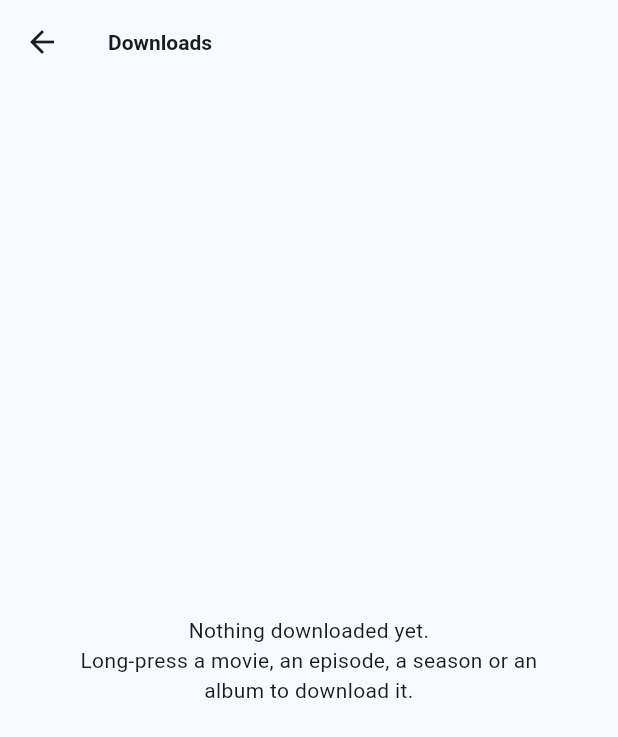
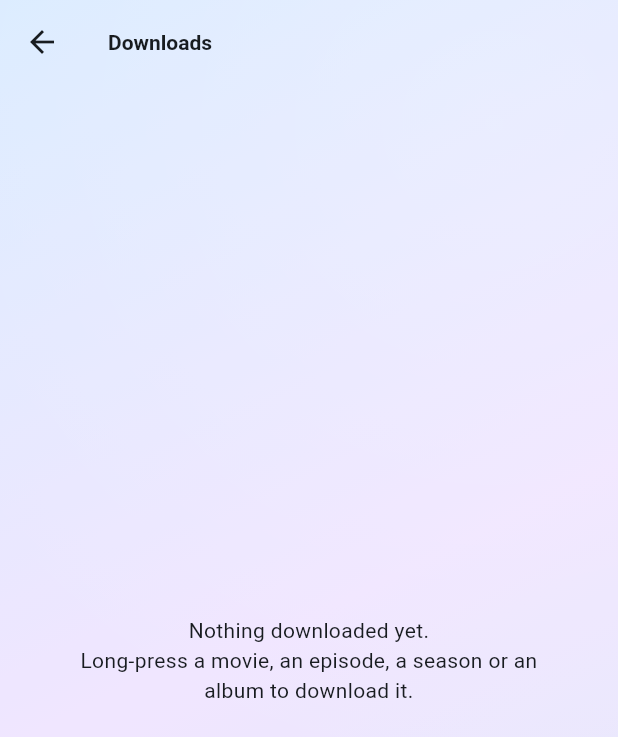
Before and after one commit to 3dengineering01-star/Homeplayer, a Flutter app: the screen it shows after launch, after a tap on "Downloads", on a phone screen of 412 x 824 dp. Shown: the top 737 px of the screen. Run offline on Flutter 3.47's test engine with Material 3 defaults, Android fonts, the phone set to English and light mode, and no system bars; drawn by our look-alikes of dynamic_color; our stand-ins replace audio_service, connectivity_plus, device_info_plus, flutter_secure_storage, image_picker, package_info_plus and 1 more; missing offline and left inert: audio_session, background_downloader, media_kit, media_kit_video, photo_manager, screen_brightness and 2 more; accounts and stored records are empty; statements that could not run were skipped.

Commit message:
Оформление «жидкое стекло», как на iPhone
Новый стиль, включён по умолчанию (Настройки → Appearance → Liquid glass):
- позади экранов цветной фон (вместо сплошного — смесь цветов темы), его
  видно сильнее;
- карточки серверов, плитки библиотек и мини-плеер — матовое стекло
  (GlassPane): размытие того, что под ними, лёгкий оттенок, светлая кайма и
  блик сверху; размытие одно на все стёкла экрана (BackdropGroup);
- остальные карточки, чипы, меню, диалоги и кнопки-переключатели
  полупрозрачные с каймой, углы круглее.
Переключатель возвращает прежний вид. Версия 0.3.8 (2012).

Co-Authored-By: Claude Opus 5.5 <noreply@anthropic.com>
Claude-Session: https://claude.ai/code/session_01BShorsEi6z16Eonafx9wvG

```diff
--- a/app/lib/main.dart
+++ b/app/lib/main.dart
@@ -73,11 +73,14 @@ class HomeplayApp extends StatelessWidget {
             // the light theme.
             builder: (context, child) => AppBackdrop(
               look: look,
-              child: Column(children: [
-                Expanded(child: child!),
-                MiniPlayer(
-                    onOpen: () => navigatorKey.currentState?.push(MaterialPageRoute(builder: (_) => const PlayerScreen()))),
-              ]),
+              // One blur of the background for all glass panes on screen (see GlassPane).
+              child: BackdropGroup(
+                child: Column(children: [
+                  Expanded(child: child!),
+                  MiniPlayer(
+                      onOpen: () => navigatorKey.currentState?.push(MaterialPageRoute(builder: (_) => const PlayerScreen()))),
+                ]),
+              ),
             ),
             home: const AccountsScreen(),
           );
--- a/app/lib/services/appearance.dart
+++ b/app/lib/services/appearance.dart
@@ -85,6 +85,7 @@ class Appearance {
     this.show = 0.45,
     this.blur = false,
     this.libraries = LibraryLayout.tiles,
+    this.glass = true,
   });
 
   final ThemeBrightness brightness;
@@ -102,11 +103,20 @@ class Appearance {
 
   final LibraryLayout libraries;
 
+  /// Liquid glass: cards, panels and the mini player as frosted, see-through glass over a
+  /// colourful background, like Apple's Liquid Glass.
+  final bool glass;
+
+  /// The background actually shown: glass needs colours behind it, so with glass the plain
+  /// background is the theme's blend.
+  Backdrop get shown => glass && backdrop == Backdrop.plain ? Backdrop.theme : backdrop;
+
   /// Whether the screens let a background through instead of painting the theme's colour.
-  bool get seeThrough => backdrop != Backdrop.plain && (backdrop != Backdrop.picture || picture != null);
+  bool get seeThrough => shown != Backdrop.plain && (shown != Backdrop.picture || picture != null);
 
-  /// The theme's colour laid over the background: the less [show], the more of it.
-  double get veil => seeThrough ? 1 - show.clamp(0.1, 1.0) : 1;
+  /// The theme's colour laid over the background: the less [show], the more of it. Glass lets
+  /// more of the background through, its panels keep text readable.
+  double get veil => seeThrough ? (1 - show.clamp(0.1, 1.0)) * (glass ? 0.6 : 1) : 1;
 
   Appearance copyWith({
     ThemeBrightness? brightness,
@@ -116,6 +126,7 @@ class Appearance {
     double? show,
     bool? blur,
     LibraryLayout? libraries,
+    bool? glass,
   }) =>
       Appearance(
         brightness: brightness ?? this.brightness,
@@ -125,6 +136,7 @@ class Appearance {
         show: show ?? this.show,
         blur: blur ?? this.blur,
         libraries: libraries ?? this.libraries,
+        glass: glass ?? this.glass,
       );
 
   static const _brightnessKey = 'theme_brightness';
@@ -134,6 +146,7 @@ class Appearance {
   static const _showKey = 'backdrop_show';
   static const _blurKey = 'backdrop_blur';
   static const _librariesKey = 'home_libraries';
+  static const _glassKey = 'theme_glass';
 
   Map<String, String> toPrefs() => {
         _brightnessKey: brightness.name,
@@ -143,6 +156,7 @@ class Appearance {
         _showKey: show.toStringAsFixed(2),
         _blurKey: '$blur',
         _librariesKey: libraries.name,
+        _glassKey: '$glass',
       };
 
   static Appearance fromPrefs(Object? Function(String key) read) {
@@ -155,6 +169,8 @@ class Appearance {
       show: (double.tryParse('${read(_showKey)}') ?? 0.45).clamp(0.1, 1.0),
       blur: read(_blurKey) == 'true',
       libraries: LibraryLayout.values.firstWhere((l) => l.name == read(_librariesKey), orElse: () => LibraryLayout.tiles),
+      // Glass from the start, also for those who chose their look before glass came.
+      glass: read(_glassKey) != 'false',
     );
   }
 
@@ -177,22 +193,72 @@ class Appearance {
         surfaceContainerHighest: const Color(0xFF222222),
       );
     }
-    return buildTheme(scheme, seeThrough: seeThrough);
+    return buildTheme(scheme, seeThrough: seeThrough, glass: glass);
   }
+}
+
+/// The glass of the theme: whether panels are glass, and its tint, edge and shine. Widgets that
+/// draw glass themselves ([GlassPane]) take it from here.
+@immutable
+class GlassLook extends ThemeExtension<GlassLook> {
+  const GlassLook({required this.on, required this.tint, required this.edge, required this.shine});
+
+  /// For [scheme]: light glass is milky, dark glass smoky.
+  factory GlassLook.of(ColorScheme scheme, {required bool on}) {
+    final dark = scheme.brightness == Brightness.dark;
+    return GlassLook(
+      on: on,
+      tint: dark ? scheme.surfaceContainer.withValues(alpha: 0.42) : scheme.surface.withValues(alpha: 0.45),
+      edge: Colors.white.withValues(alpha: dark ? 0.16 : 0.6),
+      shine: Colors.white.withValues(alpha: dark ? 0.10 : 0.32),
+    );
+  }
+
+  static const _off = GlassLook(on: false, tint: Colors.transparent, edge: Colors.transparent, shine: Colors.transparent);
+
+  /// The glass of the current theme; no glass where the theme has none.
+  static GlassLook from(BuildContext context) => Theme.of(context).extension<GlassLook>() ?? _off;
+
+  final bool on;
+
+  /// The colour the glass adds to what is behind it.
+  final Color tint;
+
+  /// The thin bright edge around a pane.
+  final Color edge;
+
+  /// The soft light along a pane's top.
+  final Color shine;
+
+  @override
+  GlassLook copyWith({bool? on, Color? tint, Color? edge, Color? shine}) =>
+      GlassLook(on: on ?? this.on, tint: tint ?? this.tint, edge: edge ?? this.edge, shine: shine ?? this.shine);
+
+  @override
+  GlassLook lerp(GlassLook? other, double t) => other == null
+      ? this
+      : GlassLook(
+          on: t < 0.5 ? on : other.on,
+          tint: Color.lerp(tint, other.tint, t)!,
+          edge: Color.lerp(edge, other.edge, t)!,
+          shine: Color.lerp(shine, other.shine, t)!,
+        );
 }
 
 /// The app's theme around [scheme]: rounded cards and sheets, quieter app bars. With
 /// [seeThrough] the pages are clear, so the background under them shows; an app bar gets a
-/// frosted tint only once the page scrolls under it.
-ThemeData buildTheme(ColorScheme scheme, {bool seeThrough = false}) {
+/// frosted tint only once the page scrolls under it. With [glass], cards, chips and menus are
+/// see-through glass with a bright edge, and corners rounder.
+ThemeData buildTheme(ColorScheme scheme, {bool seeThrough = false, bool glass = false}) {
   final base = ThemeData(colorScheme: scheme, useMaterial3: true);
   final text = base.textTheme;
-  return base.copyWith(
+  final look = GlassLook.of(scheme, on: glass);
+  final themed = base.copyWith(
     scaffoldBackgroundColor: seeThrough ? Colors.transparent : scheme.surface,
     appBarTheme: AppBarTheme(
       backgroundColor: seeThrough
           ? WidgetStateColor.resolveWith((states) => states.contains(WidgetState.scrolledUnder)
-              ? scheme.surfaceContainer.withValues(alpha: 0.9)
+              ? scheme.surfaceContainer.withValues(alpha: glass ? 0.72 : 0.9)
               : Colors.transparent)
           : scheme.surface,
       surfaceTintColor: Colors.transparent,
@@ -202,21 +268,29 @@ ThemeData buildTheme(ColorScheme scheme, {bool seeThrough = false}) {
     ),
     cardTheme: CardThemeData(
       elevation: 0,
-      color: scheme.surfaceContainer,
-      shape: RoundedRectangleBorder(borderRadius: BorderRadius.circular(16)),
+      color: glass ? look.tint : scheme.surfaceContainer,
+      shape: RoundedRectangleBorder(
+        borderRadius: BorderRadius.circular(glass ? 24 : 16),
+        side: glass ? BorderSide(color: look.edge) : BorderSide.none,
+      ),
       clipBehavior: Clip.antiAlias,
       margin: EdgeInsets.zero,
     ),
     listTileTheme: ListTileThemeData(
-      shape: RoundedRectangleBorder(borderRadius: BorderRadius.circular(12)),
+      shape: RoundedRectangleBorder(borderRadius: BorderRadius.circular(glass ? 18 : 12)),
       iconColor: scheme.onSurfaceVariant,
     ),
     bottomSheetTheme: BottomSheetThemeData(
-      backgroundColor: scheme.surfaceContainerLow,
-      shape: const RoundedRectangleBorder(borderRadius: BorderRadius.vertical(top: Radius.circular(24))),
+      backgroundColor: glass ? scheme.surfaceContainerLow.withValues(alpha: 0.94) : scheme.surfaceContainerLow,
+      shape: RoundedRectangleBorder(borderRadius: BorderRadius.vertical(top: Radius.circular(glass ? 32 : 24))),
       showDragHandle: true,
     ),
-    chipTheme: base.chipTheme.copyWith(shape: RoundedRectangleBorder(borderRadius: BorderRadius.circular(10))),
+    chipTheme: base.chipTheme.copyWith(
+      shape: glass
+          ? StadiumBorder(side: BorderSide(color: look.edge))
+          : RoundedRectangleBorder(borderRadius: BorderRadius.circular(10)),
+      backgroundColor: glass ? look.tint : null,
+    ),
     snackBarTheme: const SnackBarThemeData(behavior: SnackBarBehavior.floating),
     floatingActionButtonTheme: FloatingActionButtonThemeData(
       backgroundColor: scheme.primaryContainer,
@@ -226,6 +300,22 @@ ThemeData buildTheme(ColorScheme scheme, {bool seeThrough = false}) {
       TargetPlatform.android:
           seeThrough ? const _SeeThroughTransitions() : const PredictiveBackPageTransitionsBuilder(),
     }),
+    extensions: [look],
+  );
+  if (!glass) return themed;
+  return themed.copyWith(
+    dialogTheme: DialogThemeData(
+      backgroundColor: scheme.surfaceContainerHigh.withValues(alpha: 0.96),
+      shape: RoundedRectangleBorder(borderRadius: BorderRadius.circular(32), side: BorderSide(color: look.edge)),
+    ),
+    popupMenuTheme: PopupMenuThemeData(
+      color: scheme.surfaceContainer.withValues(alpha: 0.96),
+      shape: RoundedRectangleBorder(borderRadius: BorderRadius.circular(20), side: BorderSide(color: look.edge)),
+    ),
+    navigationBarTheme: NavigationBarThemeData(backgroundColor: look.tint, elevation: 0),
+    segmentedButtonTheme: SegmentedButtonThemeData(
+      style: SegmentedButton.styleFrom(backgroundColor: look.tint, side: BorderSide(color: look.edge)),
+    ),
   );
 }
 
--- a/app/lib/widgets/backdrop.dart
+++ b/app/lib/widgets/backdrop.dart
@@ -20,7 +20,7 @@ class AppBackdrop extends StatelessWidget {
     return Stack(fit: StackFit.expand, children: [
       // The window is always clear: without the wallpaper, something solid under a picture
       // that is still loading.
-      if (look.backdrop != Backdrop.wallpaper) ColoredBox(color: scheme.surface),
+      if (look.shown != Backdrop.wallpaper) ColoredBox(color: scheme.surface),
       // Drawn once and kept: nothing in it moves, so playback never waits on it.
       RepaintBoundary(child: BackdropLayer(look: look)),
       ColoredBox(color: scheme.surface.withValues(alpha: look.veil)),
@@ -38,7 +38,7 @@ class BackdropLayer extends StatelessWidget {
   @override
   Widget build(BuildContext context) {
     final scheme = Theme.of(context).colorScheme;
-    return switch (look.backdrop) {
+    return switch (look.shown) {
       // The window is clear and Android shows the wallpaper under it.
       Backdrop.wallpaper || Backdrop.plain => const SizedBox.expand(),
       Backdrop.theme => _Blend(colors: [scheme.primaryContainer, scheme.tertiaryContainer, scheme.secondaryContainer]),
@@ -56,7 +56,7 @@ class BackdropLayer extends StatelessWidget {
                     errorBuilder: (_, _, _) => ColoredBox(color: scheme.surface),
                   );
                 }),
-      _ => _Blend(colors: look.backdrop.colors),
+      _ => _Blend(colors: look.shown.colors),
     };
   }
 }
--- a/app/lib/widgets/mini_player.dart
+++ b/app/lib/widgets/mini_player.dart
@@ -1,7 +1,9 @@
 import 'package:flutter/material.dart';
 
+import '../services/appearance.dart';
 import '../services/playback.dart';
 import 'artwork.dart';
+import 'glass.dart';
 import 'vinyl_art.dart';
 
 /// Bar at the bottom of every screen while music plays and the full player is closed.
@@ -25,13 +27,7 @@ class MiniPlayer extends StatelessWidget {
           top: false,
           child: Padding(
             padding: const EdgeInsets.fromLTRB(8, 4, 8, 8),
-            child: Material(
-              color: scheme.surfaceContainerHigh,
-              elevation: 6,
-              shadowColor: Colors.black54,
-              borderRadius: BorderRadius.circular(18),
-              clipBehavior: Clip.antiAlias,
-              child: InkWell(
+            child: _Frame(
               onTap: onOpen,
               child: Column(mainAxisSize: MainAxisSize.min, children: [
                 Padding(
@@ -73,9 +69,29 @@ class MiniPlayer extends StatelessWidget {
               ]),
             ),
           ),
-          ),
         );
       },
+    );
+  }
+}
+
+/// The bar's card: a pane of glass with the glass style, else a raised card.
+class _Frame extends StatelessWidget {
+  const _Frame({required this.onTap, required this.child});
+
+  final VoidCallback onTap;
+  final Widget child;
+
+  @override
+  Widget build(BuildContext context) {
+    if (GlassLook.from(context).on) return GlassPane(radius: 22, onTap: onTap, child: child);
+    return Material(
+      color: Theme.of(context).colorScheme.surfaceContainerHigh,
+      elevation: 6,
+      shadowColor: Colors.black54,
+      borderRadius: BorderRadius.circular(18),
+      clipBehavior: Clip.antiAlias,
+      child: InkWell(onTap: onTap, child: child),
     );
   }
 }
--- a/app/pubspec.yaml
+++ b/app/pubspec.yaml
@@ -4,7 +4,7 @@ publish_to: 'none'
 # The build number is the Android version code. Earlier test builds were split per processor and got
 # 2000 + 1 on arm64 phones; one file for all phones uses the number as it is, so it starts above that
 # to install over them. Raise it with every APK given out.
-version: 0.3.7+2011
+version: 0.3.8+2012
 
 environment:
   sdk: ^3.13.4
```
Also changed, not shown: app/lib/screens/accounts_screen.dart (+54 -41 lines), app/lib/widgets/appearance_picker.dart (+17 -7 lines), app/lib/widgets/glass.dart (added, +86 -0 lines), app/lib/widgets/library_tiles.dart (+5 -6 lines), 4 other files. Lines whose indentation alone changed are shown as unchanged.
